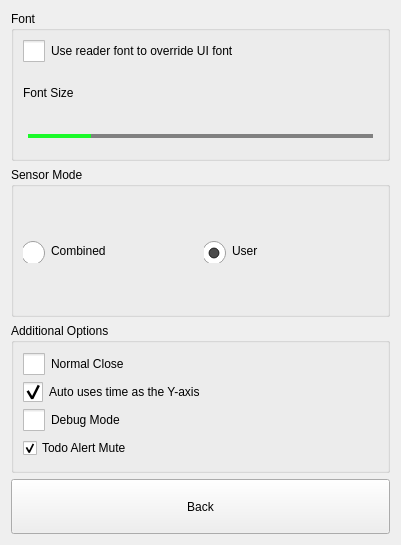
Before: the Qt Designer form src/dlgpreferences.ui in ic005k/Knot-Legacy, drawn with Qt 5.
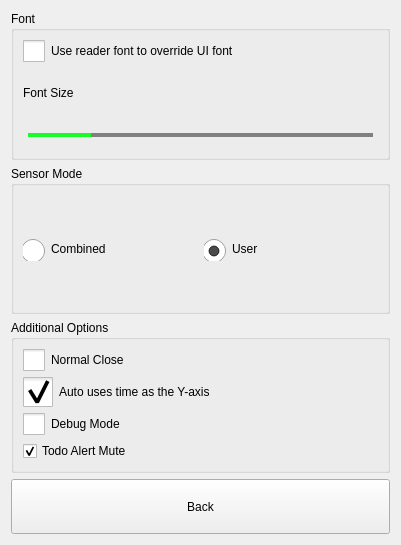
After: the same form once the commit is applied. Icons and pictures are not drawn.

What changed in the file:
```diff
--- a/src/dlgpreferences.ui
+++ b/src/dlgpreferences.ui
@@ -206,8 +206,8 @@
         <property name="styleSheet">
          <string notr="true">QCheckBox::indicator {
     /* 选择框尺寸 */
-    width:20px;
-    height:20px;
+    width:30px;
+    height:30px;
 }
 
 QCheckBox::indicator:unchecked{
```
